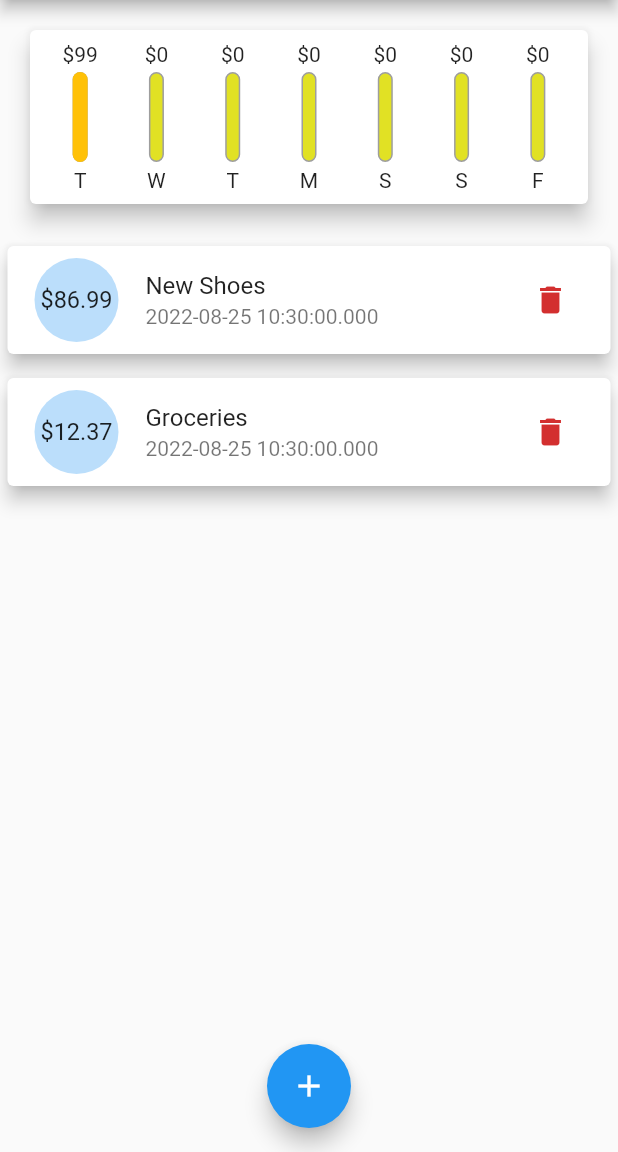
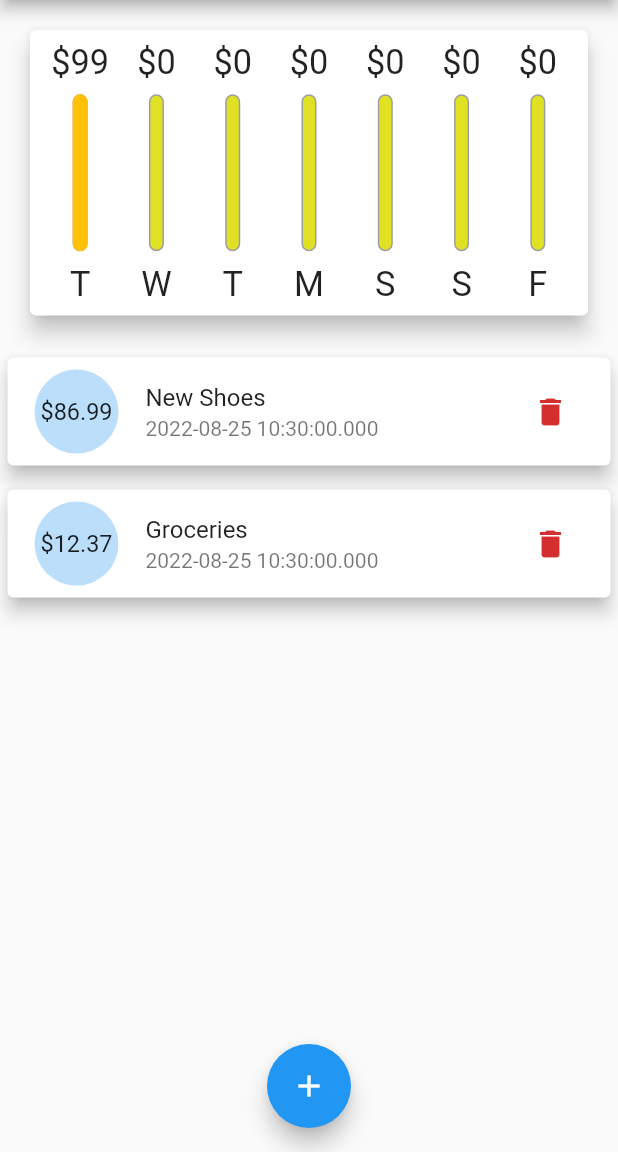
Before and after one commit to FireHook/my_flutter_test, a Flutter app: the screen it shows after launch, on a phone screen of 412 x 824 dp, the part 84-1236 px from its top. Run offline on Flutter 3.47's test engine with Material 2 defaults, Android fonts, the phone set to English and light mode, and no system bars.

Commit message:
Set dynamical size to views.

```diff
--- a/lib/main.dart
+++ b/lib/main.dart
@@ -8,17 +8,24 @@ void main() {
   runApp(ExpensesApp());
 }
 
-class ExpensesApp extends StatefulWidget {
+class ExpensesApp extends StatelessWidget {
   ExpensesApp({Key? key}) : super(key: key);
 
   @override
-  State<StatefulWidget> createState() {
-    return _ExpensesAppState();
+  Widget build(BuildContext context) {
+    return MaterialApp(
+      theme: ThemeData(primaryColor: Colors.amber),
+      home: MyHomePage(),
+    );
   }
 }
 
-class _ExpensesAppState extends State<ExpensesApp> {
+class MyHomePage extends StatefulWidget {
+  @override
+  State<StatefulWidget> createState() => _MyHomePageState();
+}
 
+class _MyHomePageState extends State<MyHomePage> {
   void _addNewTransaction(String title, double price, DateTime date) {
     final transaction = Transaction(
         id: DateTime.now().toString(), title: title, price: price, date: date);
@@ -61,27 +68,36 @@ class _ExpensesAppState extends State<ExpensesApp> {
 
   @override
   Widget build(BuildContext context) {
-    return MaterialApp(
-        theme: ThemeData(
-          primaryColor: Colors.amber
-        ),
-        home: Scaffold(
-          appBar: AppBar(
+    final appBar = AppBar(
       title: Text('Expenses App'),
       actions: [
         IconButton(
             onPressed: () => _showAddNewTransaction(context),
             icon: Icon(Icons.add)),
       ],
-          ),
+    );
+
+    return Scaffold(
+      appBar: appBar,
       body: SingleChildScrollView(
         child: Column(
           // crossAxisAlignment: CrossAxisAlignment.stretch,
           children: [
-                Chart(transactions: _transactions),
-                TransactionList(
+            Container(
+                height: (MediaQuery.of(context).size.height -
+                        appBar.preferredSize.height -
+                        MediaQuery.of(context).padding.top) *
+                    0.3,
+                child: Chart(transactions: _transactions)),
+            Container(
+              height: (MediaQuery.of(context).size.height -
+                      appBar.preferredSize.height -
+                      MediaQuery.of(context).padding.top) *
+                  0.7,
+              child: TransactionList(
                 transactions: _transactions,
                 deleteTransaction: _deleteTransaction,
+              ),
             ),
           ],
         ),
@@ -91,7 +107,6 @@ class _ExpensesAppState extends State<ExpensesApp> {
         child: Icon(Icons.add),
         onPressed: () => _showAddNewTransaction(context),
       ),
-        ),
     );
   }
 }
--- a/lib/widgets/chart_bar.dart
+++ b/lib/widgets/chart_bar.dart
@@ -14,14 +14,17 @@ class ChartBar extends StatelessWidget {
 
   @override
   Widget build(BuildContext context) {
+    return LayoutBuilder(builder: (context, constraints) {
       return Column(
         children: [
-        Text('\$${spending.toStringAsFixed(0)}'),
+          Container(
+              height: constraints.maxHeight * 0.15,
+              child: FittedBox(child: Text('\$${spending.toStringAsFixed(0)}'))),
           SizedBox(
-          height: 4,
+            height: constraints.maxHeight * 0.05,
           ),
           Container(
-          height: 60,
+            height: constraints.maxHeight * 0.6,
             width: 10,
             child: Stack(
               children: [
@@ -45,10 +48,13 @@ class ChartBar extends StatelessWidget {
             ),
           ),
           SizedBox(
-          height: 4,
+            height: constraints.maxHeight * 0.05,
           ),
-        Text(label)
+          Container(
+              height: constraints.maxHeight * 0.15,
+              child: FittedBox(child: Text(label)))
         ],
       );
+    });
   }
 }
--- a/lib/widgets/transaction_list.dart
+++ b/lib/widgets/transaction_list.dart
@@ -12,9 +12,7 @@ class TransactionList extends StatelessWidget {
 
   @override
   Widget build(BuildContext context) {
-    return Container(
-      height: 450,
-      child: transactions.isEmpty
+    return transactions.isEmpty
         ? Column(
             children: [
               Text(
@@ -59,7 +57,6 @@ class TransactionList extends StatelessWidget {
               );
             },
             itemCount: transactions.length,
-            ),
           );
   }
 }
```
Lines whose indentation alone changed are shown as unchanged.
